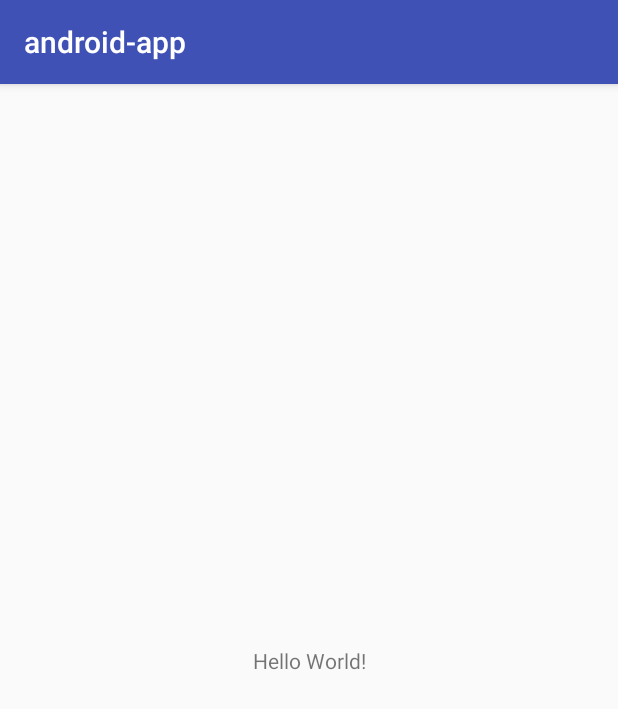
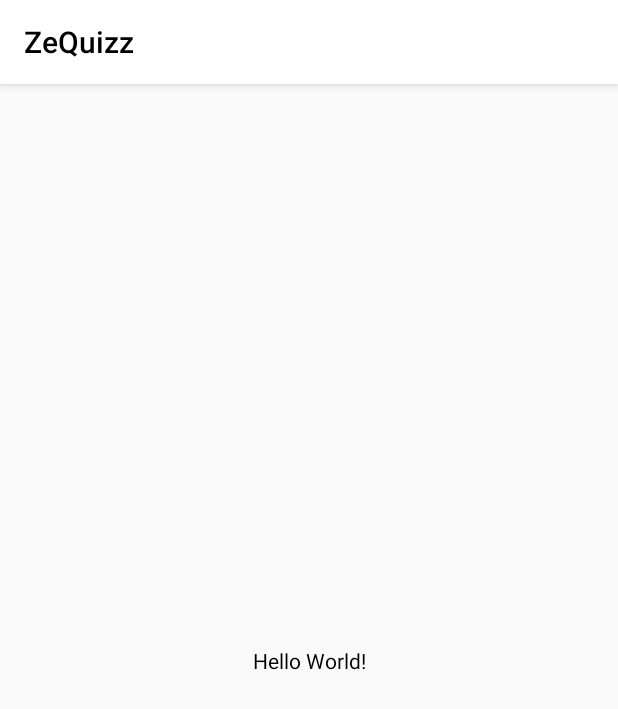
Before and after one commit to flodlc/android-app, an Android app: the screen it shows after launch (MainActivity), on a phone screen of 412 x 824 dp. Shown: the top 709 px of the screen. Run offline under Robolectric (Android 15) with nearby library versions, the phone set to English and light mode, and no system bars.

Commit message:
add styles

```diff
--- a/app/src/main/res/values/colors.xml
+++ b/app/src/main/res/values/colors.xml
@@ -2,5 +2,8 @@
 <resources>
     <color name="colorPrimary">#3F51B5</color>
     <color name="colorPrimaryDark">#303F9F</color>
-    <color name="colorAccent">#FF4081</color>
+    <color name="colorAccent">#2c282a</color>
+    <color name="colorWhite">#ffffff</color>
+    <color name="colorBack">#949191</color>
+    <color name="colorBlack">#000000</color>
 </resources>
--- a/app/src/main/res/values/styles.xml
+++ b/app/src/main/res/values/styles.xml
@@ -3,9 +3,20 @@
     <!-- Base application theme. -->
     <style name="AppTheme" parent="Theme.AppCompat.Light.DarkActionBar">
         <!-- Customize your theme here. -->
-        <item name="colorPrimary">@color/colorPrimary</item>
-        <item name="colorPrimaryDark">@color/colorPrimaryDark</item>
+        <item name="colorPrimary">#ffffff</item>
+        <item name="colorPrimaryDark">@color/colorBlack</item>
         <item name="colorAccent">@color/colorAccent</item>
+        <item name="colorButtonNormal">@color/colorWhite</item>
+        <item name="android:textColor">@color/colorBlack</item>
+        <item name="actionBarStyle">@style/myActionBar</item>
+    </style>
+
+    <style name="myActionBar" parent="@style/Widget.AppCompat.ActionBar.Solid">
+        <item name="titleTextStyle">@style/myToto</item>
+    </style>
+
+    <style name="myToto" parent="@style/TextAppearance.AppCompat.Widget.ActionBar.Title">
+        <item name="android:textColor">#000</item>
     </style>
 
 </resources>
```
Also changed, not shown: app/src/main/res/values/strings.xml (+9 -1 lines), 1 other file.
